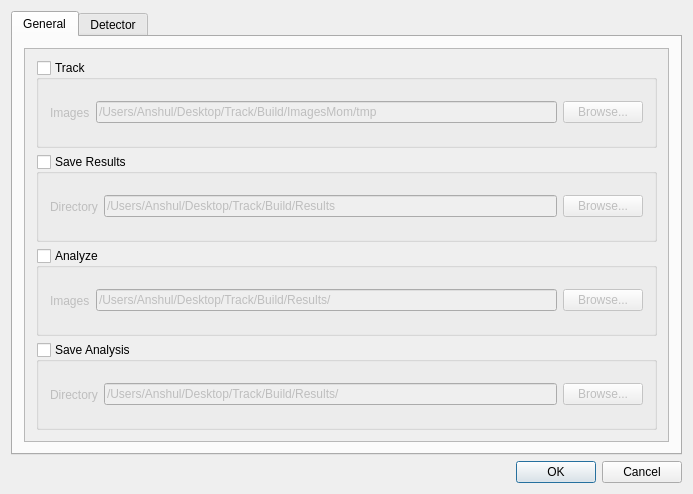
Above: TLD/src/tld/qtld/ConfigDialog.ui from anshulsamar/simba before the change. Below: the same form after it.
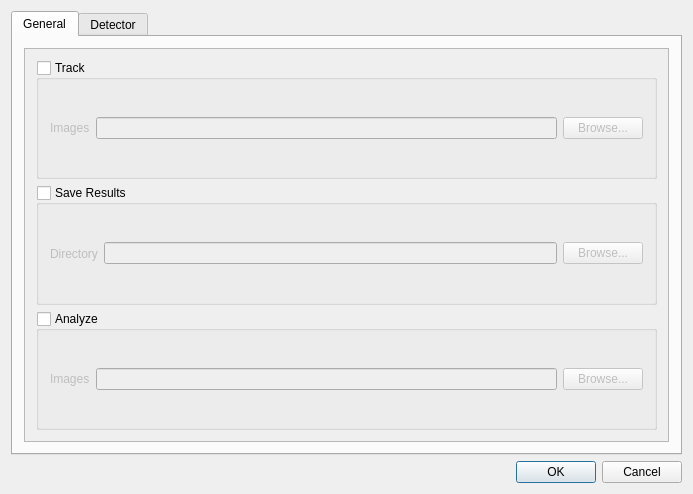
That is the form after the change.

The edit to the form file:
```diff
--- a/TLD/src/tld/qtld/ConfigDialog.ui
+++ b/TLD/src/tld/qtld/ConfigDialog.ui
@@ -76,7 +76,7 @@
               <item>
                <widget class="QLineEdit" name="trackImagesPath">
                 <property name="text">
-                 <string>/Users/Anshul/Desktop/Track/Build/ImagesMom/tmp</string>
+                 <string/>
                 </property>
                </widget>
               </item>
@@ -112,7 +112,7 @@
               <item>
                <widget class="QLineEdit" name="resultsDirectory">
                 <property name="text">
-                 <string>/Users/Anshul/Desktop/Track/Build/Results</string>
+                 <string/>
                 </property>
                </widget>
               </item>
@@ -148,7 +148,7 @@
               <item>
                <widget class="QLineEdit" name="analysisImagesPath">
                 <property name="text">
-                 <string>/Users/Anshul/Desktop/Track/Build/Results/</string>
+                 <string/>
                 </property>
                </widget>
               </item>
@@ -162,42 +162,6 @@
              </layout>
             </widget>
            </item>
-           <item>
-            <widget class="QGroupBox" name="saveAnalysis">
-             <property name="title">
-              <string>Save Analysis</string>
-             </property>
-             <property name="checkable">
-              <bool>true</bool>
-             </property>
-             <property name="checked">
-              <bool>false</bool>
-             </property>
-             <layout class="QHBoxLayout" name="horizontalLayout_6">
-              <item>
-               <widget class="QLabel" name="label_saveAnalysisDirectory">
-                <property name="text">
-                 <string>Directory</string>
-                </property>
-               </widget>
-              </item>
-              <item>
-               <widget class="QLineEdit" name="saveAnalysisDirectory">
-                <property name="text">
-                 <string>/Users/Anshul/Desktop/Track/Build/Results/</string>
-                </property>
-               </widget>
-              </item>
-              <item>
-               <widget class="QPushButton" name="pushButton_saveAnalysis">
-                <property name="text">
-                 <string>Browse...</string>
-                </property>
-               </widget>
-              </item>
-             </layout>
-            </widget>
-           </item>
           </layout>
          </widget>
         </widget>
```
Left out of the diff: 2 changed lines with no effect on the pictures.
